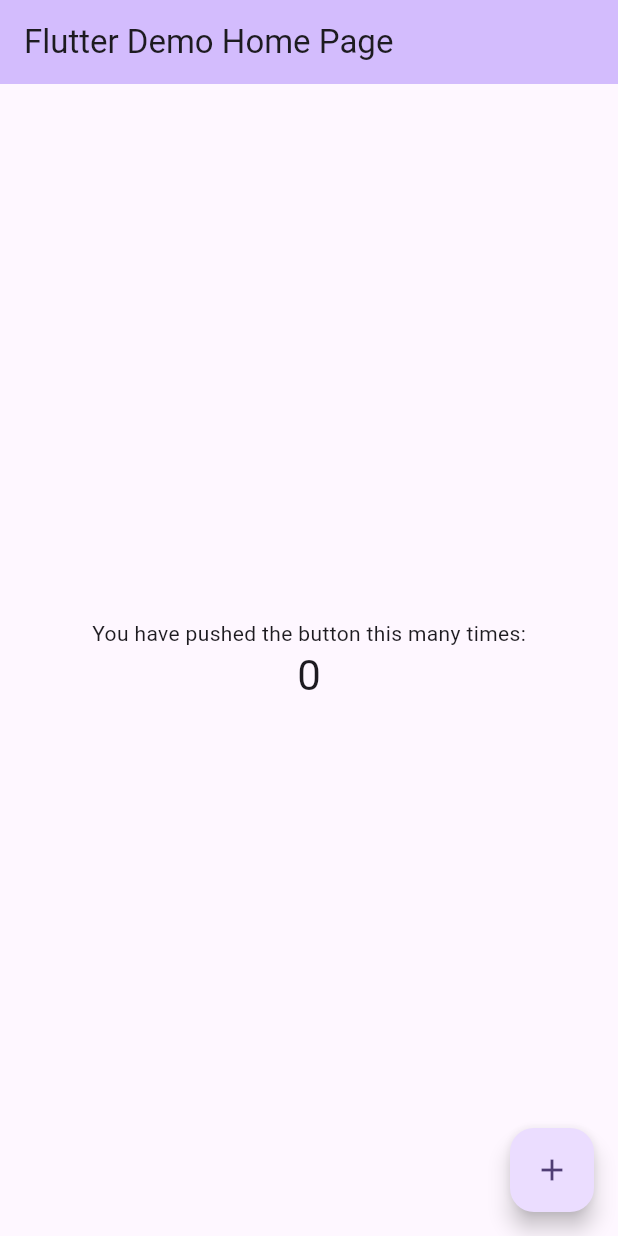
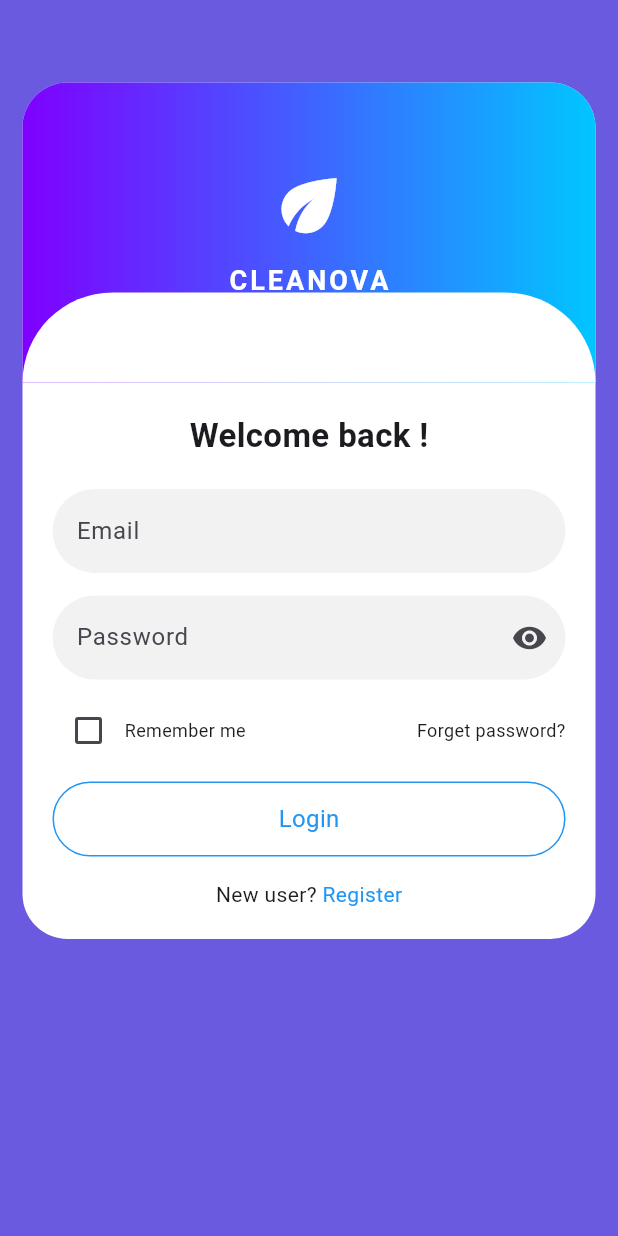
Before and after one commit to cleanova95-cell/project-cleanova-, a Flutter app: the screen it shows after launch, on a phone screen of 412 x 824 dp. Run offline on Flutter 3.47's test engine with Material 3 defaults, Android fonts, the phone set to English and light mode, and no system bars; our stand-ins replace firebase_auth, firebase_core; accounts and stored records are empty.

Commit message:
login page and firebase

```diff
--- /dev/null
+++ b/lib/login_page.dart
@@ -0,0 +1,255 @@
+import 'package:flutter/material.dart';
+import 'package:firebase_auth/firebase_auth.dart';
+
+void main() {
+  runApp(MaterialApp(
+    debugShowCheckedModeBanner: false,
+    home: LoginPage(),
+  ));
+}
+
+class LoginPage extends StatefulWidget {
+  @override
+  _LoginPageState createState() => _LoginPageState();
+}
+
+class _LoginPageState extends State<LoginPage> {
+  bool isHidden = true;
+  bool remember = false;
+
+
+  TextEditingController emailController = TextEditingController();
+  TextEditingController passwordController = TextEditingController();
+
+  // login function
+  Future<void> loginUser() async {
+    try {
+      await FirebaseAuth.instance.signInWithEmailAndPassword(
+        email: emailController.text.trim(),
+        password: passwordController.text.trim(),
+      );
+
+      print("Login success");
+    } catch (e) {
+      print("Error: $e");
+    }
+  }
+
+  @override
+  Widget build(BuildContext context) {
+    return Scaffold(
+      backgroundColor: Color(0xFF6A5AE0),
+      body: SingleChildScrollView(
+        child: Padding(
+          padding: EdgeInsets.only(top: 40),
+          child: Center(
+            child: Container(
+              margin: EdgeInsets.all(15),
+              decoration: BoxDecoration(
+                borderRadius: BorderRadius.circular(30),
+                color: Colors.white,
+              ),
+              child: Column(
+                mainAxisSize: MainAxisSize.min,
+                children: [
+                  Stack(
+                    children: [
+                      Container(
+                        height: 200,
+                        decoration: BoxDecoration(
+                          borderRadius: BorderRadius.vertical(
+                              top: Radius.circular(30)),
+                          gradient: LinearGradient(
+                            colors: [
+                              Color(0xFF7F00FF),
+                              Color(0xFF00C6FF),
+                            ],
+                          ),
+                        ),
+                      ),
+
+                      Positioned(
+                        bottom: 0,
+                        child: Container(
+                          width:
+                          MediaQuery.of(context).size.width - 30,
+                          height: 60,
+                          decoration: BoxDecoration(
+                            color: Colors.white,
+                            borderRadius: BorderRadius.only(
+                              topLeft: Radius.circular(60),
+                              topRight: Radius.circular(60),
+                            ),
+                          ),
+                        ),
+                      ),
+
+                      Positioned.fill(
+                        child: Column(
+                          mainAxisAlignment:
+                          MainAxisAlignment.center,
+                          children: [
+                            Icon(Icons.eco,
+                                color: Colors.white, size: 55),
+                            SizedBox(height: 10),
+                            Text(
+                              "CLEANOVA",
+                              style: TextStyle(
+                                color: Colors.white,
+                                fontWeight: FontWeight.bold,
+                                letterSpacing: 2,
+                                fontSize: 18,
+                              ),
+                            ),
+                          ],
+                        ),
+                      ),
+                    ],
+                  ),
+
+                  Padding(
+                    padding: EdgeInsets.all(20),
+                    child: Column(
+                      children: [
+                        Text(
+                          "Welcome back !",
+                          style: TextStyle(
+                              fontSize: 22,
+                              fontWeight: FontWeight.bold),
+                        ),
+                        SizedBox(height: 20),
+
+                        // email
+                        TextField(
+                          controller: emailController,
+                          decoration: InputDecoration(
+                            hintText: "Email",
+                            filled: true,
+                            fillColor: Color(0xFFF2F2F2),
+                            border: OutlineInputBorder(
+                              borderRadius:
+                              BorderRadius.circular(30),
+                              borderSide: BorderSide.none,
+                            ),
+                          ),
+                        ),
+
+                        SizedBox(height: 15),
+
+                        // password
+                        TextField(
+                          controller: passwordController,
+                          obscureText: isHidden,
+                          decoration: InputDecoration(
+                            hintText: "Password",
+                            filled: true,
+                            fillColor: Color(0xFFF2F2F2),
+                            suffixIcon: IconButton(
+                              icon: Icon(isHidden
+                                  ? Icons.visibility
+                                  : Icons.visibility_off),
+                              onPressed: () {
+                                setState(() {
+                                  isHidden = !isHidden;
+                                });
+                              },
+                            ),
+                            border: OutlineInputBorder(
+                              borderRadius:
+                              BorderRadius.circular(30),
+                              borderSide: BorderSide.none,
+                            ),
+                          ),
+                        ),
+
+                        SizedBox(height: 10),
+
+                        Row(
+                          mainAxisAlignment:
+                          MainAxisAlignment.spaceBetween,
+                          children: [
+                            Row(
+                              children: [
+                                Checkbox(
+                                  value: remember,
+                                  onChanged: (v) {
+                                    setState(
+                                            () => remember = v!);
+                                  },
+                                ),
+                                Text("Remember me",
+                                    style:
+                                    TextStyle(fontSize: 12)),
+                              ],
+                            ),
+                            Text(
+                              "Forget password?",
+                              style: TextStyle(fontSize: 12),
+                            )
+                          ],
+                        ),
+
+                        SizedBox(height: 10),
+
+                      //login button
+                        GestureDetector(
+                          onTap: loginUser,
+                          child: Container(
+                            width: double.infinity,
+                            height: 50,
+                            decoration: BoxDecoration(
+                              borderRadius:
+                              BorderRadius.circular(30),
+                              border:
+                              Border.all(color: Colors.blue),
+                            ),
+                            child: Center(
+                              child: Text(
+                                "Login",
+                                style: TextStyle(
+                                  color: Colors.blue,
+                                  fontSize: 16,
+                                ),
+                              ),
+                            ),
+                          ),
+                        ),
+
+                        SizedBox(height: 15),
+
+                        Row(
+                          mainAxisAlignment:
+                          MainAxisAlignment.center,
+                          children: [
+                            Text("New user? "),
+                            Text(
+                              "Register",
+                              style:
+                              TextStyle(color: Colors.blue),
+                            ),
+                          ],
+                        ),
+                      ],
+                    ),
+                  ),
+                ],
+              ),
+            ),
+          ),
+        ),
+      ),
+    );
+  }
+
+  Widget circleIcon(IconData icon, Color color) {
+    return Container(
+      margin: EdgeInsets.symmetric(horizontal: 6),
+      padding: EdgeInsets.all(10),
+      decoration: BoxDecoration(
+        shape: BoxShape.circle,
+        color: color.withOpacity(0.1),
+      ),
+      child: Icon(icon, color: color),
+    );
+  }
+}
--- a/lib/main.dart
+++ b/lib/main.dart
@@ -1,121 +1,72 @@
 import 'package:flutter/material.dart';
+import 'dart:async';
+import 'login_page.dart'; // pastikan file login
+import 'package:firebase_core/firebase_core.dart';
 
-void main() {
-  runApp(const MyApp());
+void main() async {
+  WidgetsFlutterBinding.ensureInitialized();
+  await Firebase.initializeApp();
+
+  runApp(MaterialApp(
+    debugShowCheckedModeBanner: false,
+    home: LoginPage(),
+  ));
 }
 
 class MyApp extends StatelessWidget {
-  const MyApp({super.key});
-
-  // This widget is the root of your application.
   @override
   Widget build(BuildContext context) {
     return MaterialApp(
-      title: 'Flutter Demo',
-      theme: ThemeData(
-        // This is the theme of your application.
-        //
-        // TRY THIS: Try running your application with "flutter run". You'll see
-        // the application has a purple toolbar. Then, without quitting the app,
-        // try changing the seedColor in the colorScheme below to Colors.green
-        // and then invoke "hot reload" (save your changes or press the "hot
-        // reload" button in a Flutter-supported IDE, or press "r" if you used
-        // the command line to start the app).
-        //
-        // Notice that the counter didn't reset back to zero; the application
-        // state is not lost during the reload. To reset the state, use hot
-        // restart instead.
-        //
-        // This works for code too, not just values: Most code changes can be
-        // tested with just a hot reload.
-        colorScheme: .fromSeed(seedColor: Colors.deepPurple),
-      ),
-      home: const MyHomePage(title: 'Flutter Demo Home Page'),
+      debugShowCheckedModeBanner: false,
+      home: SplashScreen(),
     );
   }
 }
 
-class MyHomePage extends StatefulWidget {
-  const MyHomePage({super.key, required this.title});
+// 🔵 SPLASH SCREEN
+class SplashScreen extends StatefulWidget {
+  @override
+  _SplashScreenState createState() => _SplashScreenState();
+}
 
-  // This widget is the home page of your application. It is stateful, meaning
-  // that it has a State object (defined below) that contains fields that affect
-  // how it looks.
-
-  // This class is the configuration for the state. It holds the values (in this
-  // case the title) provided by the parent (in this case the App widget) and
-  // used by the build method of the State. Fields in a Widget subclass are
-  // always marked "final".
-
-  final String title;
+class _SplashScreenState extends State<SplashScreen> {
 
   @override
-  State<MyHomePage> createState() => _MyHomePageState();
-}
+  void initState() {
+    super.initState();
 
-class _MyHomePageState extends State<MyHomePage> {
-  int _counter = 0;
-
-  void _incrementCounter() {
-    setState(() {
-      // This call to setState tells the Flutter framework that something has
-      // changed in this State, which causes it to rerun the build method below
-      // so that the display can reflect the updated values. If we changed
-      // _counter without calling setState(), then the build method would not be
-      // called again, and so nothing would appear to happen.
-      _counter++;
+    // ⏱️ Tunggu 5 saat
+    Timer(Duration(seconds: 5), () {
+      Navigator.pushReplacement(
+        context,
+        MaterialPageRoute(builder: (context) => LoginPage()),
+      );
     });
   }
 
   @override
   Widget build(BuildContext context) {
-    // This method is rerun every time setState is called, for instance as done
-    // by the _incrementCounter method above.
-    //
-    // The Flutter framework has been optimized to make rerunning build methods
-    // fast, so that you can just rebuild anything that needs updating rather
-    // than having to individually change instances of widgets.
     return Scaffold(
-      appBar: AppBar(
-        // TRY THIS: Try changing the color here to a specific color (to
-        // Colors.amber, perhaps?) and trigger a hot reload to see the AppBar
-        // change color while the other colors stay the same.
-        backgroundColor: Theme.of(context).colorScheme.inversePrimary,
-        // Here we take the value from the MyHomePage object that was created by
-        // the App.build method, and use it to set our appbar title.
-        title: Text(widget.title),
-      ),
+      backgroundColor: Color(0xFF6A5AE0),
       body: Center(
-        // Center is a layout widget. It takes a single child and positions it
-        // in the middle of the parent.
         child: Column(
-          // Column is also a layout widget. It takes a list of children and
-          // arranges them vertically. By default, it sizes itself to fit its
-          // children horizontally, and tries to be as tall as its parent.
-          //
-          // Column has various properties to control how it sizes itself and
-          // how it positions its children. Here we use mainAxisAlignment to
-          // center the children vertically; the main axis here is the vertical
-          // axis because Columns are vertical (the cross axis would be
-          // horizontal).
-          //
-          // TRY THIS: Invoke "debug painting" (choose the "Toggle Debug Paint"
-          // action in the IDE, or press "p" in the console), to see the
-          // wireframe for each widget.
-          mainAxisAlignment: .center,
+          mainAxisAlignment: MainAxisAlignment.center,
           children: [
-            const Text('You have pushed the button this many times:'),
+            Icon(Icons.eco, size: 80, color: Colors.white),
+            SizedBox(height: 20),
             Text(
-              '$_counter',
-              style: Theme.of(context).textTheme.headlineMedium,
+              "CLEANOVA",
+              style: TextStyle(
+                color: Colors.white,
+                fontSize: 26,
+                letterSpacing: 3,
+                fontWeight: FontWeight.bold,
+              ),
             ),
+            SizedBox(height: 20),
+            CircularProgressIndicator(color: Colors.white),
           ],
         ),
-      ),
-      floatingActionButton: FloatingActionButton(
-        onPressed: _incrementCounter,
-        tooltip: 'Increment',
-        child: const Icon(Icons.add),
       ),
     );
   }
--- a/pubspec.yaml
+++ b/pubspec.yaml
@@ -28,6 +28,8 @@ environment:
 # the latest version available on pub.dev. To see which dependencies have newer
 # versions available, run `flutter pub outdated`.
 dependencies:
+  firebase_core: ^2.30.0
+  firebase_auth: ^4.17.0
   flutter:
     sdk: flutter
 
```
Also changed, not shown: lib/booking.dart (added), pubspec.lock, 4 other files.
